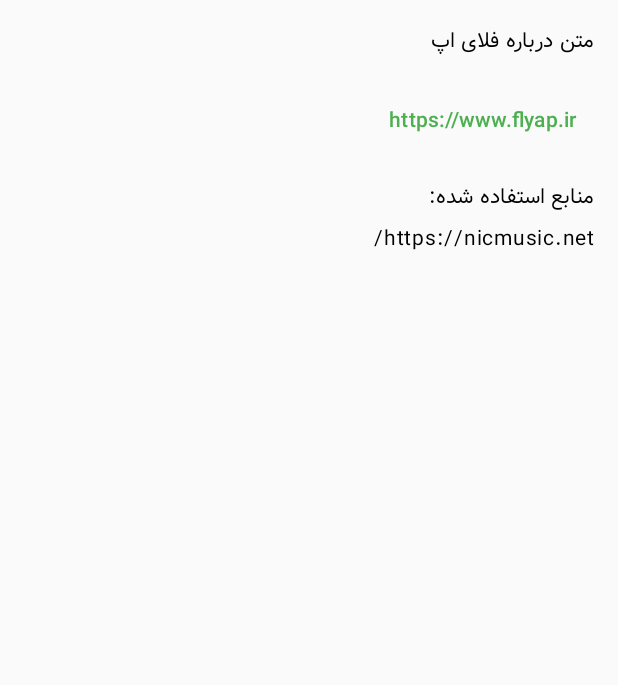
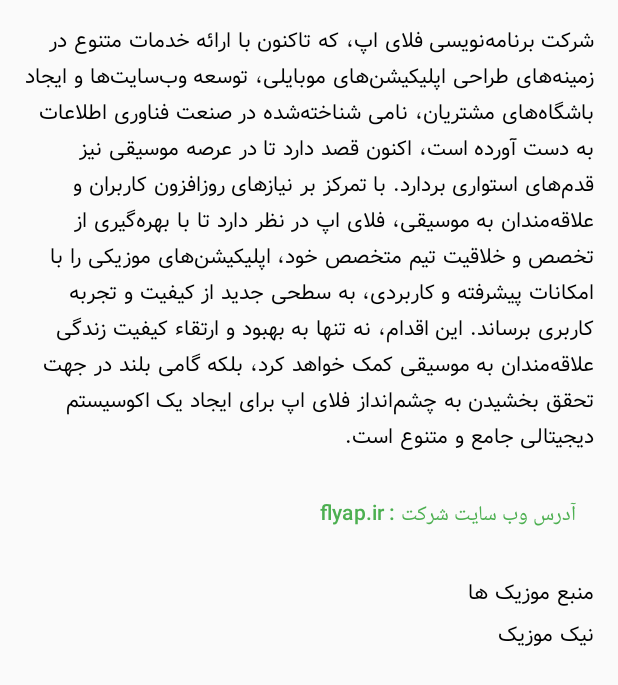
Before and after one commit to alirezasn80/music, an Android app built with Jetpack Compose: the AboutUsScreen screen opened through its navigation route, on a phone screen of 412 x 824 dp. Shown: the top 685 px of the screen. Run offline under Robolectric (Android 15) with nearby library versions, the phone set to English and light mode, and no system bars; our stand-ins replace Dagger/Hilt's generated code, Room's generated code; libraries missing offline, so code that uses them is left out: com.google.android.exoplayer2, io.appmetrica.analytics, ir.tapsell.plus; network calls fail; pictures from the network do not load; 3 statements that could not run were skipped.

Commit message:
release v1

```diff
--- a/app/src/main/java/ir/flyap/music_a/feature/about_us/AboutUsScreen.kt
+++ b/app/src/main/java/ir/flyap/music_a/feature/about_us/AboutUsScreen.kt
@@ -30,11 +30,11 @@ fun AboutUsScreen(upPress: () -> Unit) {
         Text(text = stringResource(id = R.string.about_us_text))
         MediumSpacer()
         TextButton(onClick = { context.openBrowser("https://www.flyap.ir") }) {
-            Text(text = "https://www.flyap.ir", color = MaterialTheme.colorScheme.primary)
+            Text(text = "آدرس وب سایت شرکت : flyap.ir", color = MaterialTheme.colorScheme.primary)
         }
         MediumSpacer()
-        Text(text = "منابع استفاده شده:")
+        Text(text = "منبع موزیک ها")
         ExtraSmallSpacer()
-        Text(text = "https://nicmusic.net/")
+        Text(text = "نیک موزیک")
     }
 }
--- a/app/src/main/res/values/strings.xml
+++ b/app/src/main/res/values/strings.xml
@@ -46,6 +46,8 @@
 اصلیت او آذربایجانی و متولد تهران است. او به عنوان بازیکن والیبال در پست لیبرو در تیم‌های استان تهران، پارس خودرو، شیشه و گاز و دیهیم حضور داشته‌است. وی در لیگ برتر والیبال ۱۳۸۷ به عنوان مربی بدنساز تیم ارتعاشات صنعتی فعالیت می‌کرد. تا آخر دبیرستان فعالیت هنری نداشت. پدرش با گیتار زدن مخالف بود، تنها گاهی با ارگ کار می‌کرد. تا سال سوم دبیرستان در رشته ریاضی تحصیل کرد. در سوم دبیرستان در کنکور دانشگاه آزاد در رشته مهندسی مکانیک در واحد تهران جنوب قبول شد و رزرو کرد. در سال آخر به رشتهٔ تجربی رفت و به قصد رشته دندان‌پزشکی کنکور داد ولی قبول نشد و به همان رشتهٔ مکانیک رفت. او فارغ‌التحصیل رشته مهندسی مکانیک از دانشگاه آزاد اسلامی است. گلزار فعالیت موسیقی خود را از سال ۱۳۷۷ به‌عنوان گیتارنواز با گروه آریان آغاز کرد. او در گروه آریان گیتار، ارگ و پرکاشن نواخته‌است.
 
 گلزار همچنین در زمینه موسیقی گروه دارکوب را با همایون نصیری و دیگران راه‌اندازی کرد. سپس گروه ریزار (rezzar؛ مخفف رضا گلزار) را ثبت کرد که فعال است. بازی گلزار در فیلم‌هایی از مسعود کیمیایی و بهرام بیضایی و داریوش مهرجویی با وجود دعوت شدن هر بار به دلایل گوناگونی مقدور نشد.</string>
-    <string name="about_us_text">متن درباره فلای اپ</string>
+    <string name="about_us_text">شرکت برنامه‌نویسی فلای اپ، که تاکنون با ارائه خدمات متنوع در زمینه‌های طراحی اپلیکیشن‌های موبایلی، توسعه وب‌سایت‌ها و ایجاد باشگاه‌های مشتریان، نامی شناخته‌شده
+        در صنعت فناوری اطلاعات به دست آورده است، اکنون قصد دارد تا در عرصه موسیقی نیز قدم‌های استواری بردارد. با تمرکز بر نیازهای روزافزون کاربران و علاقه‌مندان به موسیقی، فلای اپ در نظر دارد تا با بهره‌گیری از تخصص و خلاقیت تیم متخصص خود، اپلیکیشن‌های موزیکی را با امکانات پیشرفته و کاربردی، به سطحی جدید از کیفیت و تجربه کاربری برساند. این اقدام، نه تنها به بهبود و ارتقاء کیفیت زندگی علاقه‌مندان به موسیقی کمک خواهد کرد، بلکه گامی بلند در جهت تحقق بخشیدن به چشم‌انداز فلای اپ برای ایجاد یک اکوسیستم دیجیتالی جامع و متنوع است.
+        </string>
 
 </resources>
```
